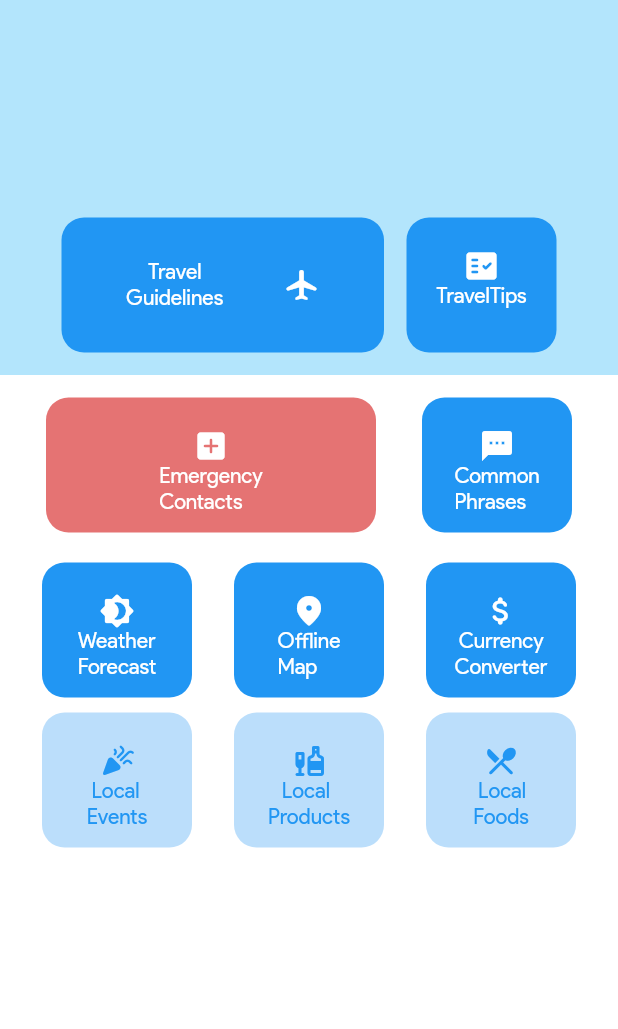
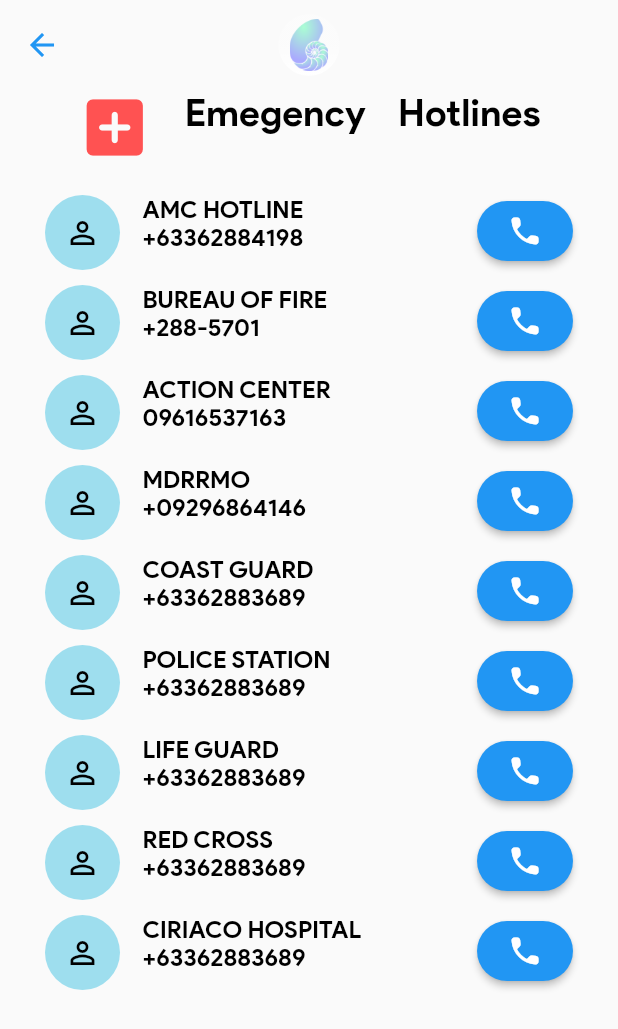
Before and after one commit to jhunanthony/bywayboracay, a Flutter app: the BagPage screen opened by its route, after a tap on an icon or button, on a phone screen of 412 x 824 dp. Shown: the top 1029 px of the screen. Run offline on Flutter 3.47's test engine with Material 2 defaults, Android fonts, the phone set to English and light mode, and no system bars; drawn by our look-alikes of overlay_support; our stand-ins replace awesome_notifications, bottom_navy_bar, chips_choice_null_safety, cloud_firestore, expandable_text, firebase_auth and 9 more; missing offline and left inert: filter_list, flutter_phone_direct_caller, flutter_polyline_points, flutter_social_content_share, mailer; accounts and stored records are empty.

Commit message:
add emergency file

```diff
--- a/lib/pages/BagPage.dart
+++ b/lib/pages/BagPage.dart
@@ -2,9 +2,9 @@
 
 import 'package:flutter/material.dart';
 
+import '../widgets/BagPageWidgets/emergencywidget.dart';
+
 class BagPage extends StatelessWidget {
-
-
   @override
   Widget build(BuildContext context) {
     return Scaffold(
@@ -14,7 +14,6 @@
         mainAxisAlignment: MainAxisAlignment.spaceEvenly,
         mainAxisSize: MainAxisSize.min,
         children: <Widget>[
-
           Container(
             margin: const EdgeInsets.all(0),
             color: Colors.lightBlue[100],
@@ -43,8 +42,7 @@
                             ),
                             onPressed: () {},
                             child: Column(
-                                mainAxisAlignment:
-                                    MainAxisAlignment.spaceAround,
+                              mainAxisAlignment: MainAxisAlignment.spaceAround,
 
                               // Replace with a Row for horizontal icon + text
                               children: <Widget>[
@@ -82,8 +80,7 @@
                               children: <Widget>[
                                 Align(
                                   alignment: Alignment.center,
-                                    child:
-                                        Text("", textAlign: TextAlign.center),
+                                  child: Text("", textAlign: TextAlign.center),
                                 ),
                                 Icon(Icons.fact_check_rounded),
                                 Text("\Travel\Tips")
@@ -117,7 +114,12 @@
                     shape: RoundedRectangleBorder(
                         borderRadius: BorderRadius.circular(15.0)),
                   ),
-                    onPressed: () {},
+                  onPressed: () {
+                    Navigator.push(
+                        context,
+                        MaterialPageRoute(
+                            builder: (context) => EmergencyPage()));
+                  },
                   child: Column(
                     // Replace with a Row for horizontal icon + text
                     children: <Widget>[
@@ -200,10 +202,8 @@
                         borderRadius: BorderRadius.circular(15.0)),
                   ),
                   onPressed: () {
-                      Navigator.push(
-                          context,
-                          MaterialPageRoute(
-                              builder: (context) => Offline_Map()));
+                    Navigator.push(context,
+                        MaterialPageRoute(builder: (context) => Offline_Map()));
                   },
                   child: Column(
                     // Replace with a Row for horizontal icon + text
@@ -235,7 +235,6 @@
                   child: Column(
                     // Replace with a Row for horizontal icon + text
                     children: <Widget>[
-
                       Align(
                         alignment: Alignment.center,
                         child: Text("", textAlign: TextAlign.center),
@@ -267,8 +266,7 @@
                     shape: RoundedRectangleBorder(
                         borderRadius: BorderRadius.circular(15.0)),
                   ),
-                      onPressed: () {
-                    },
+                  onPressed: () {},
                   child: Column(
                     // Replace with a Row for horizontal icon + text
                     children: <Widget>[
--- /dev/null
+++ b/lib/widgets/BagPageWidgets/emergencywidget.dart
@@ -0,0 +1,491 @@
+import 'package:flutter/material.dart';
+import 'package:flutter/material.dart';
+import 'package:flutter_phone_direct_caller/flutter_phone_direct_caller.dart';
+
+import '../Navigation/TopNavBar.dart';
+
+class EmergencyPage extends StatefulWidget {
+  @override
+  _EmergencyPageState createState() => _EmergencyPageState();
+}
+
+class _EmergencyPageState extends State<EmergencyPage> {
+  //final TextEditingController _numberCtrl2 = TextEditingController();
+  String _numberCtrl1;
+  String _numberCtrl2;
+  String _numberCtrl3;
+  String _numberCtrl4;
+  String _numberCtrl5;
+  String _numberCtrl6;
+  String _numberCtrl7;
+  String _numberCtrl8;
+  String _numberCtrl9;
+
+  @override
+  void initState() {
+    super.initState();
+    _numberCtrl1 = "+63362881278";
+    _numberCtrl2 = "+63362884198";
+    _numberCtrl3 = "+288-5701";
+    _numberCtrl4 = "09616537163";
+    _numberCtrl5 = "+09296864146";
+    _numberCtrl6 = "+63362883689";
+    _numberCtrl7 = "+63362883689";
+    _numberCtrl8 = "288-2068";
+    _numberCtrl9 = "036 288-3041";
+  }
+
+  @override
+  Widget build(BuildContext context) {
+    return Scaffold(
+      appBar: TopNavBar(
+        colorbackground: Colors.transparent,
+      ),
+      body: SingleChildScrollView(
+        child: Padding(
+          padding: const EdgeInsets.only(left: 30, right: 30, bottom: 10),
+          child: Column(
+            mainAxisAlignment: MainAxisAlignment.spaceEvenly,
+            children: [
+              Row(
+                mainAxisAlignment: MainAxisAlignment.spaceEvenly,
+                crossAxisAlignment: CrossAxisAlignment.start,
+                children: [
+                  Padding(
+                    padding: EdgeInsets.only(bottom: 20.0),
+                    child: Icon(Icons.add_box_rounded,
+                        color: Colors.redAccent, size: 50),
+                  ),
+                  Text('Emegency',
+                      style: TextStyle(
+                          fontSize: 25.0,
+                          fontWeight: FontWeight.bold,
+                          color: Colors.black)),
+                  Text('Hotlines',
+                      style: TextStyle(
+                          fontSize: 25.0,
+                          fontWeight: FontWeight.bold,
+                          color: Colors.black)),
+                ],
+              ),
+              Row(
+                mainAxisAlignment: MainAxisAlignment.spaceAround,
+                crossAxisAlignment: CrossAxisAlignment.start,
+                children: [
+                  CircleAvatar(
+                    radius: 25.0,
+                    backgroundColor: Color(0xff9edeee),
+                    child: Icon(
+                      Icons.person_outline_outlined,
+                      color: Colors.black,
+                    ),
+                  ),
+                  SizedBox(width: 15),
+                  Expanded(
+                    child: Text(
+                      "AMC HOTLINE\n$_numberCtrl2",
+                      style: TextStyle(
+                          fontSize: 16,
+                          fontWeight: FontWeight.bold,
+                          color: Colors.black),
+                    ),
+                  ),
+                  ElevatedButton(
+                    style: ElevatedButton.styleFrom(
+                        fixedSize: const Size(40, 40),
+                        shape: RoundedRectangleBorder(
+                            borderRadius: BorderRadius.circular(30))),
+                    onPressed: () async {
+                      FlutterPhoneDirectCaller.callNumber(_numberCtrl1);
+                    },
+                    child: Wrap(
+                      children: <Widget>[
+                        Icon(
+                          Icons.phone_rounded,
+                          color: Colors.white,
+                          size: 24.0,
+                        ),
+                        SizedBox(
+                          width: 10,
+                        ),
+                      ],
+                    ),
+                  ),
+                ],
+              ),
+              SizedBox(height: 10),
+              Row(
+                mainAxisAlignment: MainAxisAlignment.spaceAround,
+                crossAxisAlignment: CrossAxisAlignment.start,
+                children: [
+                  CircleAvatar(
+                    radius: 25.0,
+                    backgroundColor: Color(0xff9edeee),
+                    child: Icon(
+                      Icons.person_outline_outlined,
+                      color: Colors.black,
+                    ),
+                  ),
+                  SizedBox(width: 15),
+                  Expanded(
+                    child: Text(
+                      "BUREAU OF FIRE\n$_numberCtrl3",
+                      style: TextStyle(
+                          fontSize: 16,
+                          fontWeight: FontWeight.bold,
+                          color: Colors.black),
+                    ),
+                  ),
+                  ElevatedButton(
+                    style: ElevatedButton.styleFrom(
+                        fixedSize: const Size(40, 40),
+                        shape: RoundedRectangleBorder(
+                            borderRadius: BorderRadius.circular(30))),
+                    onPressed: () async {
+                      FlutterPhoneDirectCaller.callNumber(_numberCtrl2);
+                    },
+                    child: Wrap(
+                      children: <Widget>[
+                        Icon(
+                          Icons.phone_rounded,
+                          color: Colors.white,
+                          size: 24.0,
+                        ),
+                        SizedBox(
+                          width: 10,
+                        ),
+                      ],
+                    ),
+                  ),
+                ],
+              ),
+              SizedBox(height: 10),
+              Row(
+                mainAxisAlignment: MainAxisAlignment.spaceAround,
+                crossAxisAlignment: CrossAxisAlignment.start,
+                children: [
+                  CircleAvatar(
+                    radius: 25.0,
+                    backgroundColor: Color(0xff9edeee),
+                    child: Icon(
+                      Icons.person_outline_outlined,
+                      color: Colors.black,
+                    ),
+                  ),
+                  SizedBox(width: 15),
+                  Expanded(
+                    child: Text(
+                      "ACTION CENTER\n$_numberCtrl4",
+                      style: TextStyle(
+                          fontSize: 16,
+                          fontWeight: FontWeight.bold,
+                          color: Colors.black),
+                    ),
+                  ),
+                  ElevatedButton(
+                    style: ElevatedButton.styleFrom(
+                        fixedSize: const Size(40, 40),
+                        shape: RoundedRectangleBorder(
+                            borderRadius: BorderRadius.circular(30))),
+                    onPressed: () async {
+                      FlutterPhoneDirectCaller.callNumber(_numberCtrl3);
+                    },
+                    child: Wrap(
+                      children: <Widget>[
+                        Icon(
+                          Icons.phone_rounded,
+                          color: Colors.white,
+                          size: 24.0,
+                        ),
+                        SizedBox(
+                          width: 10,
+                        ),
+                      ],
+                    ),
+                  ),
+                ],
+              ),
+              SizedBox(height: 10),
+              Row(
+                mainAxisAlignment: MainAxisAlignment.spaceAround,
+                crossAxisAlignment: CrossAxisAlignment.start,
+                children: [
+                  CircleAvatar(
+                    radius: 25.0,
+                    backgroundColor: Color(0xff9edeee),
+                    child: Icon(
+                      Icons.person_outline_outlined,
+                      color: Colors.black,
+                    ),
+                  ),
+                  SizedBox(width: 15),
+                  Expanded(
+                    child: Text(
+                      "MDRRMO             \n$_numberCtrl5",
+                      style: TextStyle(
+                          fontSize: 16,
+                          fontWeight: FontWeight.bold,
+                          color: Colors.black),
+                    ),
+                  ),
+                  ElevatedButton(
+                    style: ElevatedButton.styleFrom(
+                        fixedSize: const Size(40, 40),
+                        shape: RoundedRectangleBorder(
+                            borderRadius: BorderRadius.circular(30))),
+                    onPressed: () async {
+                      FlutterPhoneDirectCaller.callNumber(_numberCtrl4);
+                    },
+                    child: Wrap(
+                      children: <Widget>[
+                        Icon(
+                          Icons.phone_rounded,
+                          color: Colors.white,
+                          size: 24.0,
+                        ),
+                        SizedBox(
+                          width: 10,
+                        ),
+                      ],
+                    ),
+                  ),
+                ],
+              ),
+              SizedBox(height: 10),
+              Row(
+                mainAxisAlignment: MainAxisAlignment.spaceAround,
+                crossAxisAlignment: CrossAxisAlignment.start,
+                children: [
+                  CircleAvatar(
+                    radius: 25.0,
+                    backgroundColor: Color(0xff9edeee),
+                    child: Icon(
+                      Icons.person_outline_outlined,
+                      color: Colors.black,
+                    ),
+                  ),
+                  SizedBox(width: 15),
+                  Expanded(
+                    child: Text(
+                      "COAST GUARD\n$_numberCtrl6",
+                      style: TextStyle(
+                          fontSize: 16,
+                          fontWeight: FontWeight.bold,
+                          color: Colors.black),
+                    ),
+                  ),
+                  ElevatedButton(
+                    style: ElevatedButton.styleFrom(
+                        fixedSize: const Size(40, 40),
+                        shape: RoundedRectangleBorder(
+                            borderRadius: BorderRadius.circular(30))),
+                    onPressed: () async {
+                      FlutterPhoneDirectCaller.callNumber(_numberCtrl5);
+                    },
+                    child: Wrap(
+                      children: <Widget>[
+                        Icon(
+                          Icons.phone_rounded,
+                          color: Colors.white,
+                          size: 24.0,
+                        ),
+                        SizedBox(
+                          width: 10,
+                        ),
+                      ],
+                    ),
+                  ),
+                ],
+              ),
+              SizedBox(height: 10),
+              Row(
+                mainAxisAlignment: MainAxisAlignment.spaceAround,
+                crossAxisAlignment: CrossAxisAlignment.start,
+                children: [
+                  CircleAvatar(
+                    radius: 25.0,
+                    backgroundColor: Color(0xff9edeee),
+                    child: Icon(
+                      Icons.person_outline_outlined,
+                      color: Colors.black,
+                    ),
+                  ),
+                  SizedBox(width: 15),
+                  Expanded(
+                    child: Text(
+                      "POLICE STATION\n$_numberCtrl6",
+                      style: TextStyle(
+                          fontSize: 16,
+                          fontWeight: FontWeight.bold,
+                          color: Colors.black),
+                    ),
+                  ),
+                  ElevatedButton(
+                    style: ElevatedButton.styleFrom(
+                        fixedSize: const Size(40, 40),
+                        shape: RoundedRectangleBorder(
+                            borderRadius: BorderRadius.circular(30))),
+                    onPressed: () async {
+                      FlutterPhoneDirectCaller.callNumber(_numberCtrl6);
+                    },
+                    child: Wrap(
+                      children: <Widget>[
+                        Icon(
+                          Icons.phone_rounded,
+                          color: Colors.white,
+                          size: 24.0,
+                        ),
+                        SizedBox(
+                          width: 10,
+                        ),
+                      ],
+                    ),
+                  ),
+                ],
+              ),
+              SizedBox(height: 10),
+              Row(
+                mainAxisAlignment: MainAxisAlignment.spaceAround,
+                crossAxisAlignment: CrossAxisAlignment.start,
+                children: [
+                  CircleAvatar(
+                    radius: 25.0,
+                    backgroundColor: Color(0xff9edeee),
+                    child: Icon(
+                      Icons.person_outline_outlined,
+                      color: Colors.black,
+                    ),
+                  ),
+                  SizedBox(width: 15),
+                  Expanded(
+                    child: Text(
+                      "LIFE GUARD\n$_numberCtrl6",
+                      style: TextStyle(
+                          fontSize: 16,
+                          fontWeight: FontWeight.bold,
+                          color: Colors.black),
+                    ),
+                  ),
+                  ElevatedButton(
+                    style: ElevatedButton.styleFrom(
+                        fixedSize: const Size(40, 40),
+                        shape: RoundedRectangleBorder(
+                            borderRadius: BorderRadius.circular(30))),
+                    onPressed: () async {
+                      FlutterPhoneDirectCaller.callNumber(_numberCtrl7);
+                    },
+                    child: Wrap(
+                      children: <Widget>[
+                        Icon(
+                          Icons.phone_rounded,
+                          color: Colors.white,
+                          size: 24.0,
+                        ),
+                        SizedBox(
+                          width: 10,
+                        ),
+                      ],
+                    ),
+                  ),
+                ],
+              ),
+              SizedBox(height: 10),
+              Row(
+                mainAxisAlignment: MainAxisAlignment.spaceAround,
+                crossAxisAlignment: CrossAxisAlignment.start,
+                children: [
+                  CircleAvatar(
+                    radius: 25.0,
+                    backgroundColor: Color(0xff9edeee),
+                    child: Icon(
+                      Icons.person_outline_outlined,
+                      color: Colors.black,
+                    ),
+                  ),
+                  SizedBox(width: 15),
+                  Expanded(
+                    child: Text(
+                      "RED CROSS\n$_numberCtrl6",
+                      style: TextStyle(
+                          fontSize: 16,
+                          fontWeight: FontWeight.bold,
+                          color: Colors.black),
+                    ),
+                  ),
+                  ElevatedButton(
+                    style: ElevatedButton.styleFrom(
+                        fixedSize: const Size(40, 40),
+                        shape: RoundedRectangleBorder(
+                            borderRadius: BorderRadius.circular(30))),
+                    onPressed: () async {
+                      FlutterPhoneDirectCaller.callNumber(_numberCtrl8);
+                    },
+                    child: Wrap(
+                      children: <Widget>[
+                        Icon(
+                          Icons.phone_rounded,
+                          color: Colors.white,
+                          size: 24.0,
+                        ),
+                        SizedBox(
+                          width: 10,
+                        ),
+                      ],
+                    ),
+                  ),
+                ],
+              ),
+              SizedBox(height: 10),
+              Row(
+                mainAxisAlignment: MainAxisAlignment.spaceAround,
+                crossAxisAlignment: CrossAxisAlignment.start,
+                children: [
+                  CircleAvatar(
+                    radius: 25.0,
+                    backgroundColor: Color(0xff9edeee),
+                    child: Icon(
+                      Icons.person_outline_outlined,
+                      color: Colors.black,
+                    ),
+                  ),
+                  SizedBox(width: 15),
+                  Expanded(
+                    child: Text(
+                      "CIRIACO HOSPITAL\n$_numberCtrl6",
+                      style: TextStyle(
+                          fontSize: 16,
+                          fontWeight: FontWeight.bold,
+                          color: Colors.black),
+                    ),
+                  ),
+                  ElevatedButton(
+                    style: ElevatedButton.styleFrom(
+                        fixedSize: const Size(40, 40),
+                        shape: RoundedRectangleBorder(
+                            borderRadius: BorderRadius.circular(30))),
+                    onPressed: () async {
+                      FlutterPhoneDirectCaller.callNumber(_numberCtrl9);
+                    },
+                    child: Wrap(
+                      children: <Widget>[
+                        Icon(
+                          Icons.phone_rounded,
+                          color: Colors.white,
+                          size: 24.0,
+                        ),
+                        SizedBox(
+                          width: 10,
+                        ),
+                      ],
+                    ),
+                  ),
+                ],
+              ),
+              SizedBox(height: 40)
+            ],
+          ),
+        ),
+      ),
+    );
+  }
+}
--- a/pubspec.yaml
+++ b/pubspec.yaml
@@ -51,10 +51,11 @@
   #for API request
   dio: ^4.0.0
   #for app setting
-
   #for rating indicators
   flutter_rating_bar: ^4.0.0
   chips_choice_null_safety: ^2.0.4
+  flutter_phone_direct_caller: ^2.1.0
+  direct_dialer: ^1.0.1+1
 
 
 
```
Also changed, not shown: pubspec.lock. Lines whose indentation alone changed are shown as unchanged.
